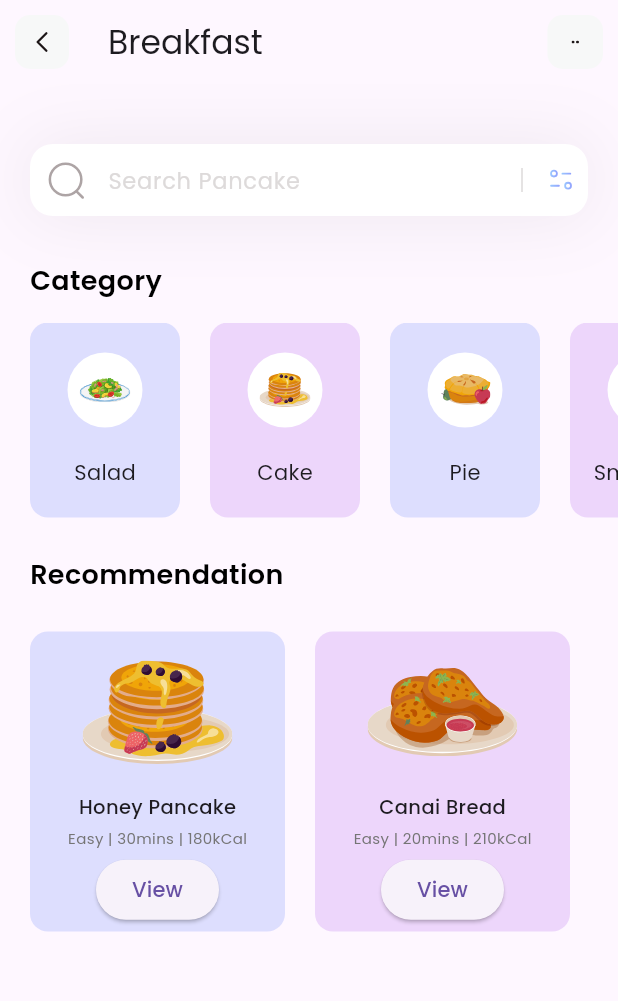
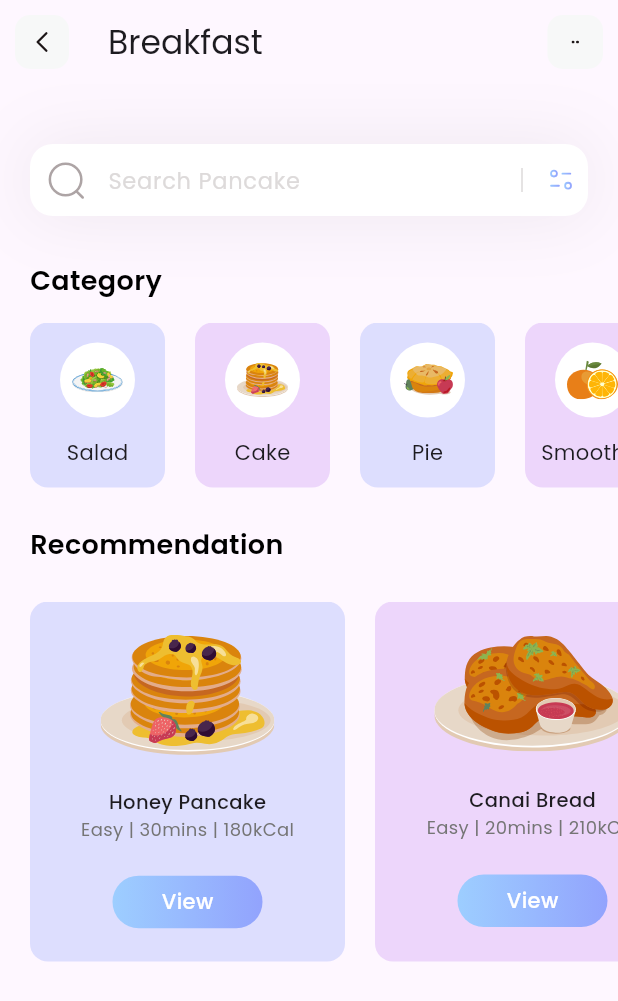
Before and after one commit to yile-li/flutter-fitness, a Flutter app: the screen it shows after launch, on a phone screen of 412 x 824 dp. Shown: the top 1001 px of the screen. Run offline on Flutter 3.47's test engine with Material 3 defaults, Android fonts, the phone set to English and light mode, and no system bars; our stand-ins replace flutter_svg.

Commit message:
recommendation section complete

```diff
--- a/lib/pages/home.dart
+++ b/lib/pages/home.dart
@@ -34,7 +34,7 @@ class HomePage extends StatelessWidget {
               SizedBox(height: 25),
               Container(
                 margin: EdgeInsets.only(left: 20),
-                height: 200,
+                height: 240,
                 child: ListView.separated(
                   separatorBuilder: (context, index) => SizedBox(width: 20),
                   scrollDirection: Axis.horizontal,
@@ -68,7 +68,7 @@ class HomePage extends StatelessWidget {
         const SizedBox(height: 15),
         Container(
           margin: EdgeInsets.only(left: 20),
-          height: 130,
+          height: 110,
           child: ListView.separated(
               scrollDirection: Axis.horizontal,
               itemCount: categories.length,
--- a/lib/widgets/category_card.dart
+++ b/lib/widgets/category_card.dart
@@ -16,7 +16,7 @@ class CategoryCard extends StatelessWidget {
   @override
   Widget build(BuildContext context) {
     return SizedBox(
-      width: 100,
+      width: 90,
       child: Card(
           margin: const EdgeInsets.all(0.0),
           elevation: 0.0,
--- a/lib/widgets/recommendation_card.dart
+++ b/lib/widgets/recommendation_card.dart
@@ -1,3 +1,5 @@
+import 'dart:ui';
+
 import 'package:flutter/material.dart';
 import 'package:flutter_svg/svg.dart';
 
@@ -18,7 +20,7 @@ class RecCard extends StatelessWidget {
   @override
   Widget build(BuildContext context) {
     return SizedBox(
-      width: 170,
+      width: 210,
       child: Card(
           margin: const EdgeInsets.all(0.0),
           elevation: 0.0,
@@ -26,11 +28,9 @@ class RecCard extends StatelessWidget {
           child: Column(
             mainAxisAlignment: MainAxisAlignment.spaceEvenly,
             children: [
-              SizedBox(
-                width: 100,
-                height: 100,
-                child: SvgPicture.asset(iconPath),
-              ),
+              SvgPicture.asset(iconPath),
+              Column(
+                children: [
                   Text(
                     name,
                     style: const TextStyle(
@@ -41,10 +41,31 @@ class RecCard extends StatelessWidget {
                   Text(info,
                       style: TextStyle(
                         color: Colors.grey[600],
-                    fontSize: 10,
+                        fontSize: 12,
                         fontWeight: FontWeight.w100,
                       )),
-              ElevatedButton(onPressed: () {}, child: Text("View"))
+                ],
+              ),
+
+              Container(
+                height: 35,
+                width: 100,
+                decoration: BoxDecoration(
+                  borderRadius: BorderRadius.circular(50),
+                  gradient: LinearGradient(
+                      colors: [Color(0xff9DCEFF), Color(0xff92A3FD)]),
+                ),
+                child: Center(
+                  child: Text(
+                    "View",
+                    style: TextStyle(
+                      color: Colors.white,
+                      fontWeight: FontWeight.w500,
+                    ),
+                  ),
+                ),
+              ),
+              // ElevatedButton(onPressed: () {}, child: Text("View"))
             ],
           )),
     );
```
Lines whose indentation alone changed are shown as unchanged.
